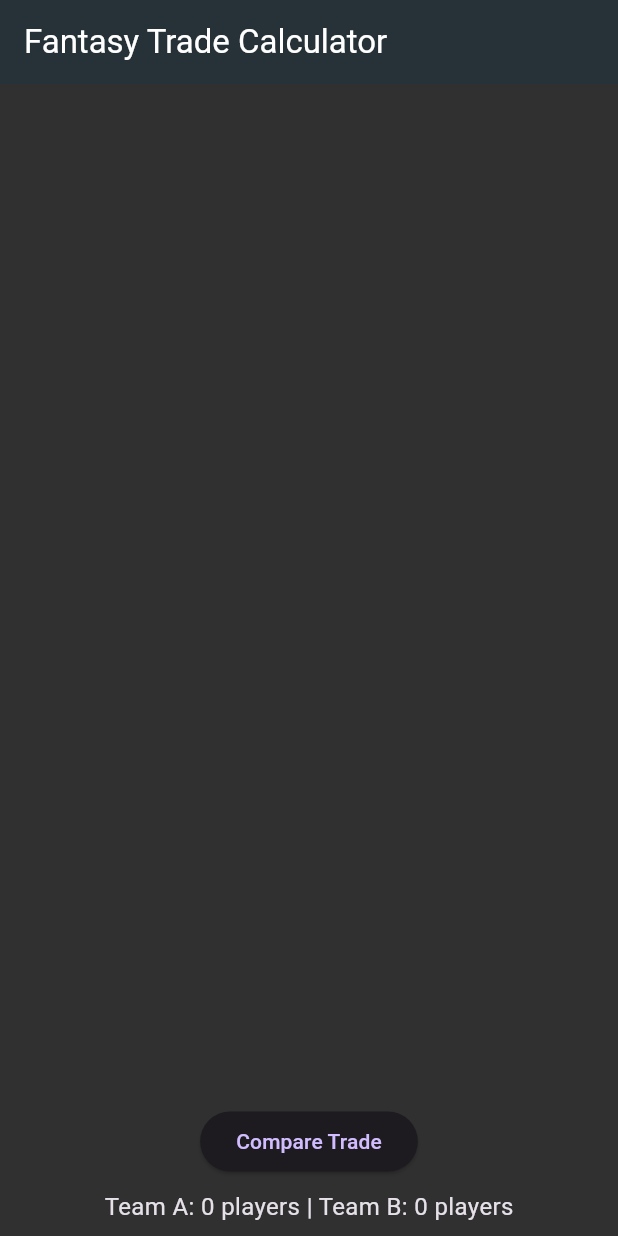
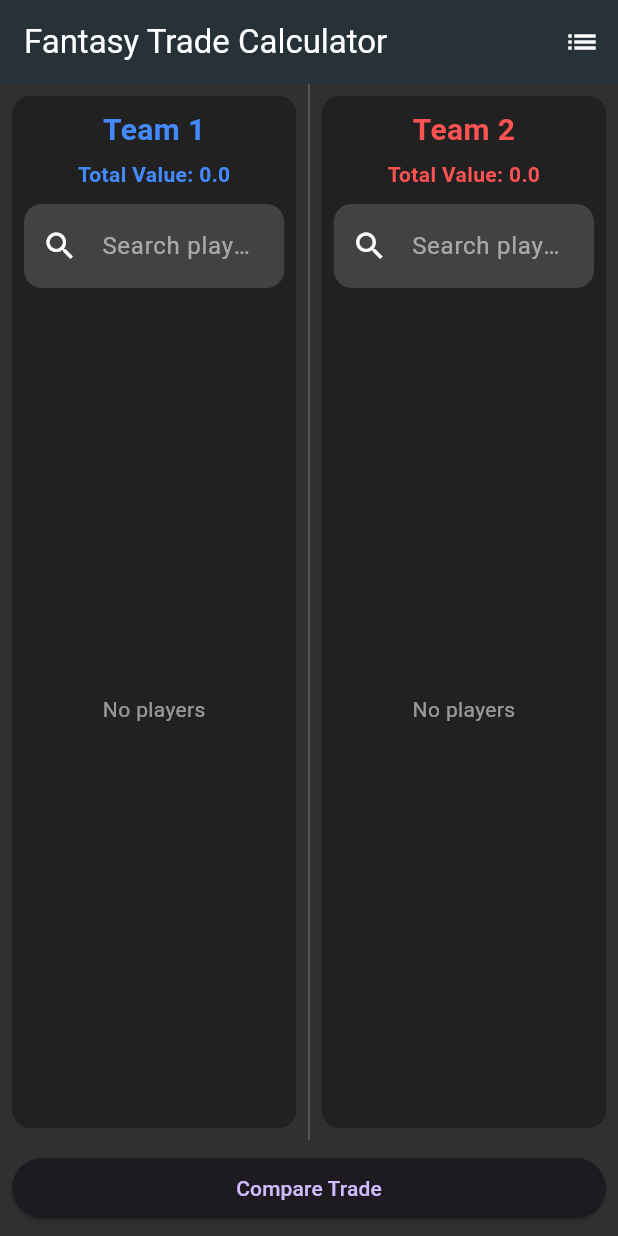
Before and after one commit to AusthenCode/456-Individual-Proj, a Flutter app: the screen it shows after launch, on a phone screen of 412 x 824 dp. Run offline on Flutter 3.47's test engine with Material 3 defaults, Android fonts, the phone set to English and light mode, and no system bars; our stand-ins replace supabase_flutter; accounts and stored records are empty.

Commit message:
Updated DB & UI Changes

```diff
--- a/lib/screens/home_screen.dart
+++ b/lib/screens/home_screen.dart
@@ -2,6 +2,7 @@ import 'package:flutter/material.dart';
 import 'package:supabase_flutter/supabase_flutter.dart';
 import '../models/player.dart';
 import '../utils/trade_calc.dart';
+import 'player_list_screen.dart';
 
 class HomeScreen extends StatefulWidget {
   const HomeScreen({super.key});
@@ -12,43 +13,184 @@ class HomeScreen extends StatefulWidget {
 
 class _HomeScreenState extends State<HomeScreen> {
   final supabase = Supabase.instance.client;
-  late Future<List<Player>> futurePlayers;
-  List<Player> teamA = [];
-  List<Player> teamB = [];
+
+  List<Player> allPlayers = [];
+  List<Player> team1 = [];
+  List<Player> team2 = [];
+
+  List<Player> team1SearchResults = [];
+  List<Player> team2SearchResults = [];
+
+  TextEditingController team1SearchController = TextEditingController();
+  TextEditingController team2SearchController = TextEditingController();
+
+  bool isLoadingTeam1 = false;
+  bool isLoadingTeam2 = false;
 
   @override
   void initState() {
     super.initState();
-    futurePlayers = loadPlayers();
+    loadPlayers();
   }
 
   /// Load all players from Supabase
-  Future<List<Player>> loadPlayers() async {
+  Future<void> loadPlayers() async {
     try {
       final data = await supabase
           .from('players')
           .select()
           .order('value', ascending: false) as List<dynamic>;
-
-      return data.map((p) => Player.fromJson(p as Map<String, dynamic>)).toList();
+      allPlayers = data.map((p) => Player.fromJson(p as Map<String, dynamic>)).toList();
+      setState(() {});
     } catch (e) {
       debugPrint('Error fetching players: $e');
-      return [];
     }
   }
 
+  void _searchPlayers(String query, int teamNumber) {
+    final results = allPlayers
+        .where((p) => p.name.toLowerCase().contains(query.toLowerCase()))
+        .toList();
+
+    setState(() {
+      if (teamNumber == 1) {
+        team1SearchResults = results;
+      } else {
+        team2SearchResults = results;
+      }
+    });
+  }
+
+  void _addPlayerToTeam(Player player, int teamNumber) {
+    setState(() {
+      if (teamNumber == 1) {
+        team1.add(player);
+        team1SearchController.clear();
+        team1SearchResults = [];
+      } else {
+        team2.add(player);
+        team2SearchController.clear();
+        team2SearchResults = [];
+      }
+    });
+  }
+
+  double _teamTotal(List<Player> team) {
+    return team.fold(0.0, (sum, p) => sum + p.value);
+  }
+
+  Widget _teamPanel({
+    required String title,
+    required List<Player> team,
+    required List<Player> searchResults,
+    required TextEditingController controller,
+    required bool isLoading,
+    required Color color,
+    required int teamNumber,
+  }) {
+    return Expanded(
+      child: Container(
+        margin: const EdgeInsets.all(8),
+        padding: const EdgeInsets.all(8),
+        decoration: BoxDecoration(
+          color: Colors.grey[900],
+          borderRadius: BorderRadius.circular(12),
+        ),
+        child: Column(
+          children: [
+            Text(title,
+                style: TextStyle(
+                    fontSize: 20, fontWeight: FontWeight.bold, color: color)),
+            const SizedBox(height: 5),
+            Text('Total Value: ${_teamTotal(team).toStringAsFixed(1)}',
+                style: TextStyle(color: color, fontWeight: FontWeight.bold)),
+            const SizedBox(height: 10),
+
+            // Search bar
+            TextField(
+              controller: controller,
+              style: const TextStyle(color: Colors.white),
+              decoration: InputDecoration(
+                hintText: 'Search players',
+                hintStyle: const TextStyle(color: Colors.white54),
+                filled: true,
+                fillColor: Colors.grey[800],
+                prefixIcon: const Icon(Icons.search, color: Colors.white),
+                border: OutlineInputBorder(
+                  borderRadius: BorderRadius.circular(12),
+                  borderSide: BorderSide.none,
+                ),
+              ),
+              onChanged: (query) => _searchPlayers(query, teamNumber),
+            ),
+
+            const SizedBox(height: 5),
+
+            // Search results
+            if (isLoading) const LinearProgressIndicator(),
+            if (searchResults.isNotEmpty)
+              Expanded(
+                child: ListView.builder(
+                  itemCount: searchResults.length,
+                  itemBuilder: (context, index) {
+                    final p = searchResults[index];
+                    return ListTile(
+                      title: Text(p.name, style: const TextStyle(color: Colors.white)),
+                      subtitle: Text('${p.position} • ${p.team}',
+                          style: const TextStyle(color: Colors.white70)),
+                      trailing: Text(p.value.toString(),
+                          style: const TextStyle(color: Colors.greenAccent)),
+                      onTap: () => _addPlayerToTeam(p, teamNumber),
+                    );
+                  },
+                ),
+              ),
+
+            const SizedBox(height: 5),
+
+            // Team players
+            Expanded(
+              child: team.isEmpty
+                  ? Center(
+                      child: Text("No players", style: TextStyle(color: Colors.white54)))
+                  : ListView.builder(
+                      itemCount: team.length,
+                      itemBuilder: (context, index) {
+                        final p = team[index];
+                        return Card(
+                          color: Colors.grey[850],
+                          margin: const EdgeInsets.symmetric(vertical: 4),
+                          child: ListTile(
+                            title: Text(p.name, style: const TextStyle(color: Colors.white)),
+                            subtitle: Text('${p.position} • ${p.team}',
+                                style: const TextStyle(color: Colors.white70)),
+                            trailing: Text(p.value.toString(),
+                                style: const TextStyle(color: Colors.greenAccent)),
+                            onTap: () {
+                              setState(() {
+                                team.removeAt(index);
+                              });
+                            },
+                          ),
+                        );
+                      },
+                    ),
+            ),
+          ],
+        ),
+      ),
+    );
+  }
+
   void compareTrade() {
-    final result = TradeCalculator.compareTrades(teamA, teamB);
+    final result = TradeCalculator.compareTrades(team1, team2);
     showDialog(
       context: context,
       builder: (_) => AlertDialog(
         title: const Text("Trade Result"),
         content: Text(result),
         actions: [
-          TextButton(
-            onPressed: () => Navigator.pop(context),
-            child: const Text("OK"),
-          ),
+          TextButton(onPressed: () => Navigator.pop(context), child: const Text("OK"))
         ],
       ),
     );
@@ -57,59 +199,50 @@ class _HomeScreenState extends State<HomeScreen> {
   @override
   Widget build(BuildContext context) {
     return Scaffold(
-      appBar: AppBar(title: const Text('Fantasy Trade Calculator')),
-      body: FutureBuilder<List<Player>>(
-        future: futurePlayers,
-        builder: (context, snapshot) {
-          if (snapshot.connectionState == ConnectionState.waiting) {
-            return const Center(child: CircularProgressIndicator());
-          }
-          if (snapshot.hasError) {
-            return Center(child: Text('Error: ${snapshot.error}'));
-          }
-
-          final players = snapshot.data ?? [];
-          return Column(
-            children: [
-              Expanded(
-                child: ListView.builder(
-                  itemCount: players.length,
-                  itemBuilder: (context, index) {
-                    final p = players[index];
-                    return ListTile(
-                      title: Text('${p.name} (${p.position}) - ${p.team}'),
-                      subtitle: Text('Value: ${p.value}'),
-                      trailing: Row(
-                        mainAxisSize: MainAxisSize.min,
-                        children: [
+      appBar: AppBar(
+        title: const Text('Fantasy Trade Calculator'),
+        actions: [
           IconButton(
-                            icon: const Icon(Icons.add_circle_outline, color: Colors.green),
-                            onPressed: () => setState(() => teamA.add(p)),
-                          ),
-                          IconButton(
-                            icon: const Icon(Icons.add_circle_outline, color: Colors.blue),
-                            onPressed: () => setState(() => teamB.add(p)),
+            icon: const Icon(Icons.list),
+            tooltip: 'View All Players',
+            onPressed: () {
+              Navigator.push(
+                context,
+                MaterialPageRoute(builder: (context) => const PlayerListScreen()),
+              );
+            },
           ),
         ],
       ),
-                    );
-                  },
+      body: Row(
+        children: [
+          _teamPanel(
+            title: 'Team 1',
+            team: team1,
+            searchResults: team1SearchResults,
+            controller: team1SearchController,
+            isLoading: isLoadingTeam1,
+            color: Colors.blueAccent,
+            teamNumber: 1,
           ),
+          const VerticalDivider(color: Colors.white24, width: 1),
+          _teamPanel(
+            title: 'Team 2',
+            team: team2,
+            searchResults: team2SearchResults,
+            controller: team2SearchController,
+            isLoading: isLoadingTeam2,
+            color: Colors.redAccent,
+            teamNumber: 2,
           ),
-              ElevatedButton(
+        ],
+      ),
+      bottomNavigationBar: Padding(
+        padding: const EdgeInsets.all(8.0),
+        child: ElevatedButton(
           onPressed: compareTrade,
           child: const Text('Compare Trade'),
         ),
-              Padding(
-                padding: const EdgeInsets.all(8.0),
-                child: Text(
-                  'Team A: ${teamA.length} players | Team B: ${teamB.length} players',
-                  style: const TextStyle(fontSize: 16),
-                ),
-              ),
-            ],
-          );
-        },
       ),
     );
   }
```
Also changed, not shown: lib/screens/player_list_screen.dart (+16 -12 lines). Lines whose indentation alone changed are shown as unchanged.
